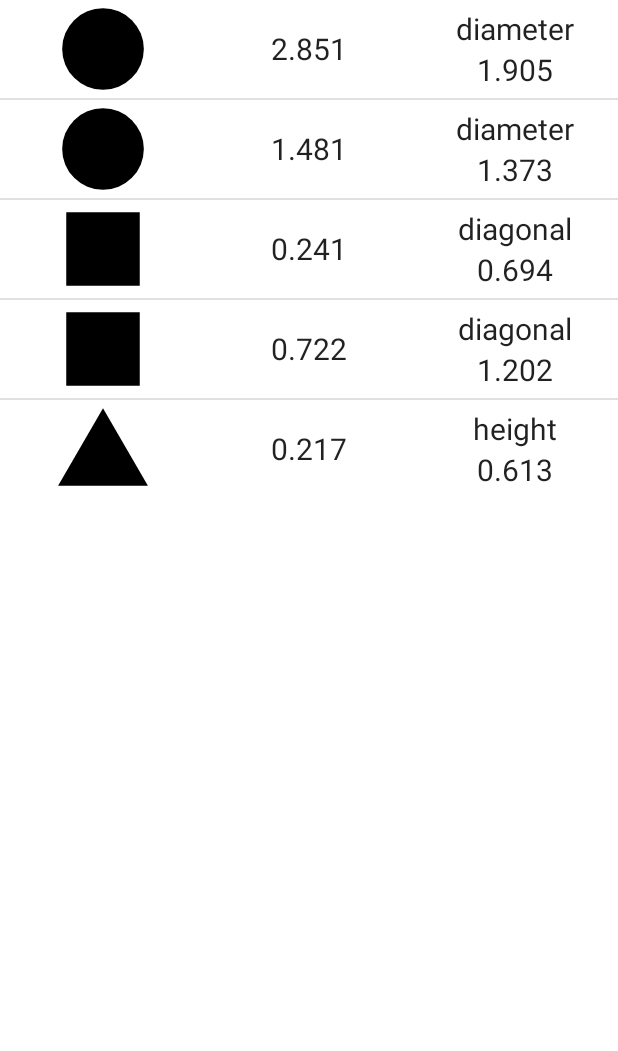
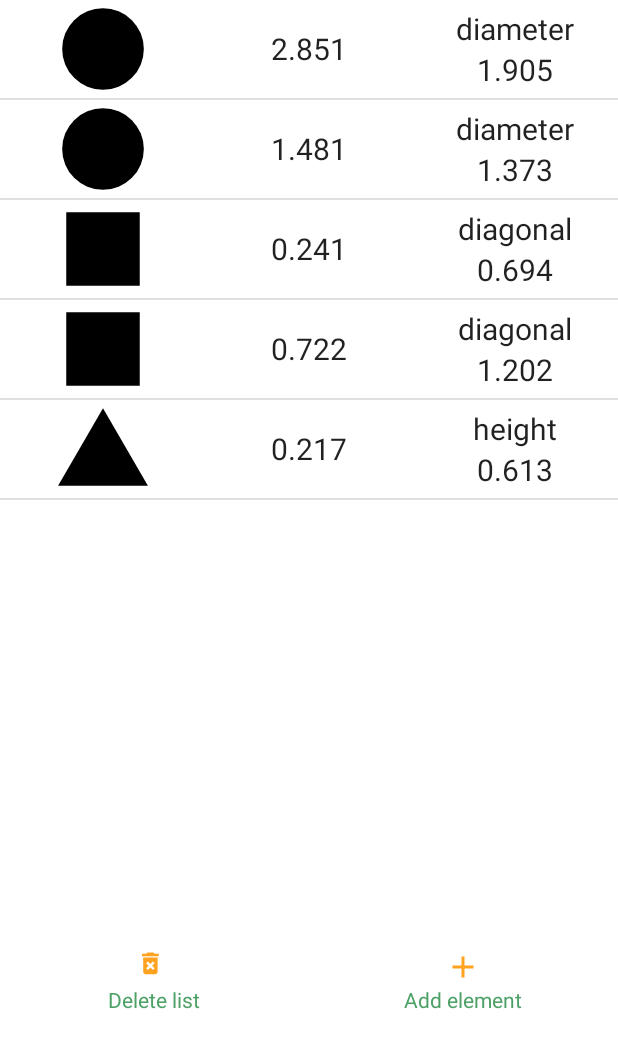
Before and after one commit to Martyn8/Shapes, an Android app: the screen it shows after launch (MainActivity), after a tap on "SHAPE", on a phone screen of 412 x 824 dp, the part 185-1236 px from its top. Run offline under Robolectric (Android 15) with nearby library versions, the phone set to English and light mode, and no system bars.

Commit message:
feat: add context menu (delete, copy), delete list, add element to list

```diff
--- a/Shapes/app/src/main/java/com/example/shapes/MainActivity.kt
+++ b/Shapes/app/src/main/java/com/example/shapes/MainActivity.kt
@@ -1,16 +1,21 @@
 package com.example.shapes
 
 import android.app.Activity
+import android.app.AlertDialog
 import android.content.Intent
 import android.os.Bundle
+import android.view.ContextMenu
 import android.view.Menu
 import android.view.MenuItem
+import android.view.View
+import android.widget.AdapterView.AdapterContextMenuInfo
 import android.widget.ListView
 import android.widget.TextView
 import android.widget.Toast
 import androidx.activity.result.ActivityResult
 import androidx.activity.result.contract.ActivityResultContracts
 import androidx.appcompat.app.AppCompatActivity
+import sorting.Sorting
 import java.io.Serializable
 import kotlin.random.Random
 
@@ -18,12 +23,6 @@ import kotlin.random.Random
 class MainActivity : AppCompatActivity() {
 
     private var listOfFigures: MutableList<Figure> = mutableListOf()
-    private var shapeAscending = true
-    private var areaAscending = true
-    private var featureAscending = true
-    private var shapeOrder = ""
-    private var areaOrder = ""
-    private var featureOrder = ""
     var numberOfFigures = 5
     var rangeFrom = 0.0
     var rangeTo = 1.0
@@ -33,7 +32,6 @@ class MainActivity : AppCompatActivity() {
     override fun onCreate(savedInstanceState: Bundle?) {
         super.onCreate(savedInstanceState)
         setContentView(R.layout.activity_main)
-
 
 
         val intentfinish = Intent("finish_activity")
@@ -51,7 +49,7 @@ class MainActivity : AppCompatActivity() {
             listOfFigures as ArrayList<Figure>
         )  //adapter dla ListView, otrzymuje listę figur do wyświetlenia
         listView.adapter = adapter
-
+        registerForContextMenu(listView)
 
 
         //pobranie zmiennych z aktywności Settings
@@ -89,36 +87,75 @@ class MainActivity : AppCompatActivity() {
         val featureButton = findViewById<TextView>(R.id.headerFeature)
 
         shapeButton.setOnClickListener {
-            listOfFigures = sortShape()
+
+
+            listOfFigures = Sorting.sortShape(listOfFigures)
             val adapter = Adapter(this, listOfFigures as java.util.ArrayList<Figure>)
             listView.adapter = adapter
 
-            Toast.makeText(this, "Sorted by shape $shapeOrder", Toast.LENGTH_SHORT).show()
+
+            Toast.makeText(this, "Sorted by shape ${Sorting.shapeOrder}", Toast.LENGTH_SHORT).show()
         }
 
-/*        shapeButton.setOnClickListener {
-            listOfFigures = Sorting(listOfFigures).sortShape()
-            val adapter = Adapter(this, listOfFigures as java.util.ArrayList<Figure>)
-            listView.adapter = adapter
-
-            Toast.makeText(this, "Sorted by shape ${Sorting(listOfFigures).shapeOrder}", Toast.LENGTH_SHORT).show()
-        }*/
 
 
         areaButton.setOnClickListener {
-            listOfFigures = sortArea()
+            listOfFigures = Sorting.sortArea(listOfFigures)
             val adapter = Adapter(this, listOfFigures as ArrayList<Figure>)
             listView.adapter = adapter
-            Toast.makeText(this, "Sorted by area $areaOrder", Toast.LENGTH_SHORT).show()
+            Toast.makeText(this, "Sorted by area ${Sorting.areaOrder}", Toast.LENGTH_SHORT).show()
         }
 
         featureButton.setOnClickListener {
-            listOfFigures = sortFeature()
+            listOfFigures = Sorting.sortFeature(listOfFigures)
             val adapter = Adapter(this, listOfFigures as ArrayList<Figure>)
             listView.adapter = adapter
-            Toast.makeText(this, "Sorted by feature $featureOrder", Toast.LENGTH_SHORT).show()
+            Toast.makeText(this, "Sorted by feature ${Sorting.featureOrder}", Toast.LENGTH_SHORT)
+                .show()
         }
 
+
+        /*
+Listener dla przycisku menu dolnego
+ */
+        val deleteListButton = findViewById<TextView>(R.id.delete_list)
+        val addelementButton = findViewById<TextView>(R.id.add_element)
+
+        deleteListButton.setOnClickListener {
+
+
+            val alert = AlertDialog.Builder(this)
+            alert.setTitle("Warning!")
+            alert.setMessage("Do you really want to delete the list and create new one?")
+
+            alert.setPositiveButton("Yes") { dialog, which ->
+                listOfFigures.removeAll(listOfFigures)
+                listOfFigures =
+                    randomFigures(numberOfFigures, rangeFrom, rangeTo)
+
+                listView.invalidateViews()
+
+                Toast.makeText(this, "New list was created", Toast.LENGTH_SHORT).show()
+            }
+
+            alert.setNegativeButton("No", null)
+
+            alert.show()
+        }
+
+        addelementButton.setOnClickListener {
+
+            val newElement = randomFigures(1, rangeFrom, rangeTo)
+
+            println(newElement)
+
+            //adapter.notifyDataSetChanged()
+
+            val adapter = Adapter(this, listOfFigures as ArrayList<Figure>)
+            listView.adapter = adapter
+
+            Toast.makeText(this, "Added new element", Toast.LENGTH_SHORT).show()
+        }
     }
 
     override fun onSaveInstanceState(outState: Bundle) {
@@ -138,7 +175,6 @@ class MainActivity : AppCompatActivity() {
         listOfFigures = serializablelist as MutableList<Figure>
 
         val listView: ListView = findViewById(R.id.listView)
-
         val adapter = Adapter(this, listOfFigures as ArrayList<Figure>)
         listView.adapter = adapter
 
@@ -150,7 +186,7 @@ class MainActivity : AppCompatActivity() {
      */
     override fun onCreateOptionsMenu(menu: Menu): Boolean {
         super.onCreateOptionsMenu(menu)
-        menuInflater.inflate(R.menu.main, menu)
+        menuInflater.inflate(R.menu.options_menu, menu)
         return true
     }
 
@@ -195,6 +231,49 @@ class MainActivity : AppCompatActivity() {
         }
 
         return super.onOptionsItemSelected(item)
+    }
+
+
+    override fun onCreateContextMenu(
+        menu: ContextMenu?,
+        v: View?,
+        menuInfo: ContextMenu.ContextMenuInfo?,
+    ) {
+        menuInflater.inflate(R.menu.floating_context_menu, menu)
+        val info = menuInfo as AdapterContextMenuInfo
+        val id = info.targetView.id
+        super.onCreateContextMenu(menu, v, menuInfo)
+
+    }
+
+
+    override fun onContextItemSelected(item: MenuItem): Boolean {
+        val info = item.menuInfo as AdapterContextMenuInfo
+        val id = info.targetView.id
+
+        when (item.itemId) {
+            R.id.floating_menu_copy -> {
+                val figure = listOfFigures.get(info.id.toInt())
+
+                listOfFigures.add(figure)
+
+                val listView: ListView = findViewById(R.id.listView)
+                val adapter = Adapter(this, listOfFigures as ArrayList<Figure>)
+                listView.adapter = adapter
+
+                Toast.makeText(applicationContext, "Element copied", Toast.LENGTH_SHORT).show()
+            }
+            R.id.floating_menu_delete -> {
+                listOfFigures.removeAt(info.id.toInt())
+
+                val listView: ListView = findViewById(R.id.listView)
+                val adapter = Adapter(this, listOfFigures as ArrayList<Figure>)
+                listView.adapter = adapter
+
+                Toast.makeText(applicationContext, "delete", Toast.LENGTH_SHORT).show()
+            }
+        }
+        return super.onContextItemSelected(item)
     }
 
 
@@ -329,57 +408,4 @@ class MainActivity : AppCompatActivity() {
         return areaList
     }
 
-
-    fun sortShape(/*shapeAscending: Boolean, shapeOrder: String,*/): MutableList<Figure> {
-
-/*        var shapeAscending = shapeAscending
-        var shapeOrder = shapeOrder*/
-
-        println(listOfFigures)
-        if (shapeAscending) {
-            listOfFigures = listOfFigures.sortedBy { it.javaClass.simpleName }.toMutableList()
-            shapeOrder = "ascending"
-        } else {
-            listOfFigures =
-                listOfFigures.sortedByDescending { it.javaClass.simpleName }.toMutableList()
-            shapeOrder = "descending"
-        }
-
-        shapeAscending = !shapeAscending
-        println(listOfFigures)
-        return listOfFigures
-    }
-
-    fun sortArea(/*areaAscending: Boolean, areaOrder: String*/): MutableList<Figure> {
-
-/*        var areaAscending = areaAscending
-        var areaOrder = areaOrder*/
-
-        if (areaAscending) {
-            listOfFigures = listOfFigures.sortedBy { it.figureArea }.toMutableList()
-            areaOrder = "ascending"
-        } else {
-            listOfFigures = listOfFigures.sortedByDescending { it.figureArea }.toMutableList()
-            areaOrder = "descending"
-        }
-        areaAscending = !areaAscending
-        return listOfFigures
-    }
-
-    fun sortFeature(/*featureAscending: Boolean, featureOrder: String*/): MutableList<Figure> {
-
-/*        var featureAscending = featureAscending
-        var featureOrder = featureOrder*/
-
-        if (featureAscending) {
-            listOfFigures = listOfFigures.sortedBy { it.calculateCharacteristic() }.toMutableList()
-            featureOrder = "ascending"
-        } else {
-            listOfFigures =
-                listOfFigures.sortedByDescending { it.calculateCharacteristic() }.toMutableList()
-            featureOrder = "descending"
-        }
-        featureAscending = !featureAscending
-        return listOfFigures
-    }
 }
--- a/Shapes/app/src/main/java/com/example/shapes/sorting.kt
+++ b/Shapes/app/src/main/java/sorting/Sorting.kt
@@ -1,23 +1,21 @@
-package com.example.shapes
+package sorting
 
- class Sorting (var listOfFigures: MutableList<Figure>) {
+import com.example.shapes.Figure
 
-      var shapeAscending = true
-      var areaAscending = true
-     var featureAscending = true
-     lateinit var shapeOrder : String
-     lateinit var areaOrder : String
-     lateinit var featureOrder : String
+object Sorting{
 
-    /*
-    Funkcje sortujące po wartościach nagłówków listy figur
-     */
-    fun sortShape(/*shapeAscending: Boolean, shapeOrder: String,*/): MutableList<Figure> {
+     var shapeAscending : Boolean = true
+     var areaAscending : Boolean = true
+     var featureAscending : Boolean = true
+     var shapeOrder : String = "ascending"
+     var areaOrder : String ="ascending"
+     var featureOrder : String = "ascending"
 
-/*        var shapeAscending = shapeAscending
-        var shapeOrder = shapeOrder*/
+    fun sortShape(list: MutableList<Figure>): MutableList<Figure> {
 
-        println(listOfFigures)
+        var listOfFigures = list
+
+        println(list)
         if (shapeAscending) {
             listOfFigures = listOfFigures.sortedBy { it.javaClass.simpleName }.toMutableList()
             shapeOrder = "ascending"
@@ -32,10 +30,12 @@ package com.example.shapes
         return listOfFigures
     }
 
-    fun sortArea(/*areaAscending: Boolean, areaOrder: String*/): MutableList<Figure> {
 
-/*        var areaAscending = areaAscending
-        var areaOrder = areaOrder*/
+
+
+    fun sortArea(list: MutableList<Figure>): MutableList<Figure> {
+
+        var listOfFigures = list
 
         if (areaAscending) {
             listOfFigures = listOfFigures.sortedBy { it.figureArea }.toMutableList()
@@ -48,10 +48,11 @@ package com.example.shapes
         return listOfFigures
     }
 
-    fun sortFeature(/*featureAscending: Boolean, featureOrder: String*/): MutableList<Figure> {
 
-/*        var featureAscending = featureAscending
-        var featureOrder = featureOrder*/
+
+    fun sortFeature(list: MutableList<Figure>): MutableList<Figure> {
+
+        var listOfFigures = list
 
         if (featureAscending) {
             listOfFigures = listOfFigures.sortedBy { it.calculateCharacteristic() }.toMutableList()
--- /dev/null
+++ b/Shapes/app/src/main/res/drawable/add_figure.xml
@@ -0,0 +1,5 @@
+<vector android:height="24dp" android:tint="#FFA21F"
+    android:viewportHeight="24" android:viewportWidth="24"
+    android:width="24dp" xmlns:android="http://schemas.android.com/apk/res/android">
+    <path android:fillColor="@android:color/white" android:pathData="M19,13h-6v6h-2v-6H5v-2h6V5h2v6h6v2z"/>
+</vector>
--- /dev/null
+++ b/Shapes/app/src/main/res/drawable/delete_list.xml
@@ -0,0 +1,5 @@
+<vector android:height="24dp" android:tint="#FFA21F"
+    android:viewportHeight="30" android:viewportWidth="30"
+    android:width="24dp" xmlns:android="http://schemas.android.com/apk/res/android">
+    <path android:fillColor="@android:color/white" android:pathData="M6,19c0,1.1 0.9,2 2,2h8c1.1,0 2,-0.9 2,-2L18,7L6,7v12zM8.46,11.88l1.41,-1.41L12,12.59l2.12,-2.12 1.41,1.41L13.41,14l2.12,2.12 -1.41,1.41L12,15.41l-2.12,2.12 -1.41,-1.41L10.59,14l-2.13,-2.12zM15.5,4l-1,-1h-5l-1,1L5,4v2h14L19,4z"/>
+</vector>
--- a/Shapes/app/src/main/res/layout/activity_main.xml
+++ b/Shapes/app/src/main/res/layout/activity_main.xml
@@ -66,10 +66,56 @@
     <ListView
         android:id="@+id/listView"
         android:layout_width="0dp"
-        android:layout_height="wrap_content"
+        android:layout_height="0dp"
         android:layout_weight="1"
+        app:layout_constraintBottom_toTopOf="@+id/bottom_menu"
         app:layout_constraintEnd_toEndOf="parent"
         app:layout_constraintStart_toStartOf="parent"
-        app:layout_constraintTop_toBottomOf="@+id/linearLayout" />
+        app:layout_constraintTop_toBottomOf="@+id/linearLayout">
+
+    </ListView>
+
+    <LinearLayout
+        android:id="@+id/bottom_menu"
+        android:layout_width="match_parent"
+        android:layout_height="wrap_content"
+        android:gravity="center_horizontal"
+
+        android:orientation="horizontal"
+        app:layout_constraintBottom_toBottomOf="parent"
+        app:layout_constraintEnd_toEndOf="parent"
+        app:layout_constraintStart_toStartOf="parent">
+
+        <TextView
+            android:id="@+id/delete_list"
+            android:layout_width="match_parent"
+            android:layout_height="wrap_content"
+            android:layout_gravity="center_horizontal"
+            android:layout_marginVertical="10dp"
+            android:layout_weight="1"
+            android:backgroundTint="@color/white"
+            android:clickable="true"
+            android:minHeight="48dp"
+            android:text="Delete list"
+            android:textAlignment="center"
+            android:textColor="@color/green"
+            app:drawableTopCompat="@drawable/delete_list" />
+
+        <TextView
+            android:id="@+id/add_element"
+            android:layout_width="match_parent"
+            android:layout_height="wrap_content"
+            android:layout_weight="1"
+            android:backgroundTint="@color/white"
+            android:clickable="true"
+
+            android:minHeight="48dp"
+            android:text="Add element"
+
+            android:textAlignment="center"
+            android:textColor="@color/green"
+            app:drawableTopCompat="@drawable/add_figure" />
+    </LinearLayout>
+
 
 </androidx.constraintlayout.widget.ConstraintLayout>
--- /dev/null
+++ b/Shapes/app/src/main/res/menu/floating_context_menu.xml
@@ -0,0 +1,8 @@
+<?xml version="1.0" encoding="utf-8"?>
+<menu xmlns:android="http://schemas.android.com/apk/res/android"
+    >
+    <item android:id="@+id/floating_menu_copy"
+        android:title="Copy element" />
+    <item android:id="@+id/floating_menu_delete"
+        android:title="Delete element" />
+</menu>
--- /dev/null
+++ b/Shapes/app/src/main/res/values-land/dimens.xml
@@ -0,0 +1,3 @@
+<resources>
+        <dimen name="fab_margin">48dp</dimen>
+    </resources>
--- /dev/null
+++ b/Shapes/app/src/main/res/values-w1240dp/dimens.xml
@@ -0,0 +1,3 @@
+<resources>
+        <dimen name="fab_margin">200dp</dimen>
+    </resources>
--- /dev/null
+++ b/Shapes/app/src/main/res/values-w600dp/dimens.xml
@@ -0,0 +1,3 @@
+<resources>
+        <dimen name="fab_margin">48dp</dimen>
+    </resources>
--- /dev/null
+++ b/Shapes/app/src/main/res/values/dimens.xml
@@ -0,0 +1,3 @@
+<resources>
+        <dimen name="fab_margin">16dp</dimen>
+    </resources>
--- a/Shapes/app/src/main/res/values/strings.xml
+++ b/Shapes/app/src/main/res/values/strings.xml
@@ -26,5 +26,5 @@
     <string name="charTri">chartri</string>
     <string name="charCircle">charcir</string>
     <string name="charSquare">charsq</string>
-    <string name="aboutText">This is a figure draw application \n Martyna Jurusik Teleinformatyka sem. 7</string>
+    <string name="aboutText">Title: \n Shapes \n \n This is a figure draw application \n \n Author: \n Martyna Jurusik \n Teleinformatics semester 7 \n \n 2021</string>
 </resources>
--- a/Shapes/app/src/main/res/values/themes.xml
+++ b/Shapes/app/src/main/res/values/themes.xml
@@ -15,4 +15,10 @@
         <item name="buttonStyle">@color/yellow</item>
         <item name="android:textViewStyle">@color/black</item>
     </style>
+    <style name="Theme.Shapes.NoActionBar">
+        <item name="windowActionBar">false</item>
+        <item name="windowNoTitle">true</item>
+    </style>
+    <style name="Theme.Shapes.AppBarOverlay" parent="ThemeOverlay.AppCompat.Dark.ActionBar" />
+    <style name="Theme.Shapes.PopupOverlay" parent="ThemeOverlay.AppCompat.Light" />
 </resources>
--- a/Shapes/build.gradle
+++ b/Shapes/build.gradle
@@ -6,7 +6,7 @@ buildscript {
     }
     dependencies {
         classpath "com.android.tools.build:gradle:7.0.1"
-        classpath "org.jetbrains.kotlin:kotlin-gradle-plugin:1.5.30"
+        classpath 'org.jetbrains.kotlin:kotlin-gradle-plugin:1.6.0'
 
         // NOTE: Do not place your application dependencies here; they belong
         // in the individual module build.gradle files
```
Also changed, not shown: Shapes/app/src/main/AndroidManifest.xml (+6 -9 lines), Shapes/app/src/main/res/layout/activity_about.xml (+5 -4 lines), Shapes/app/src/main/res/menu/bottom_menu.xml (added, +12 -0 lines), Shapes/app/src/main/res/menu/options_menu.xml (renamed from Shapes/app/src/main/res/menu/main.xml).
